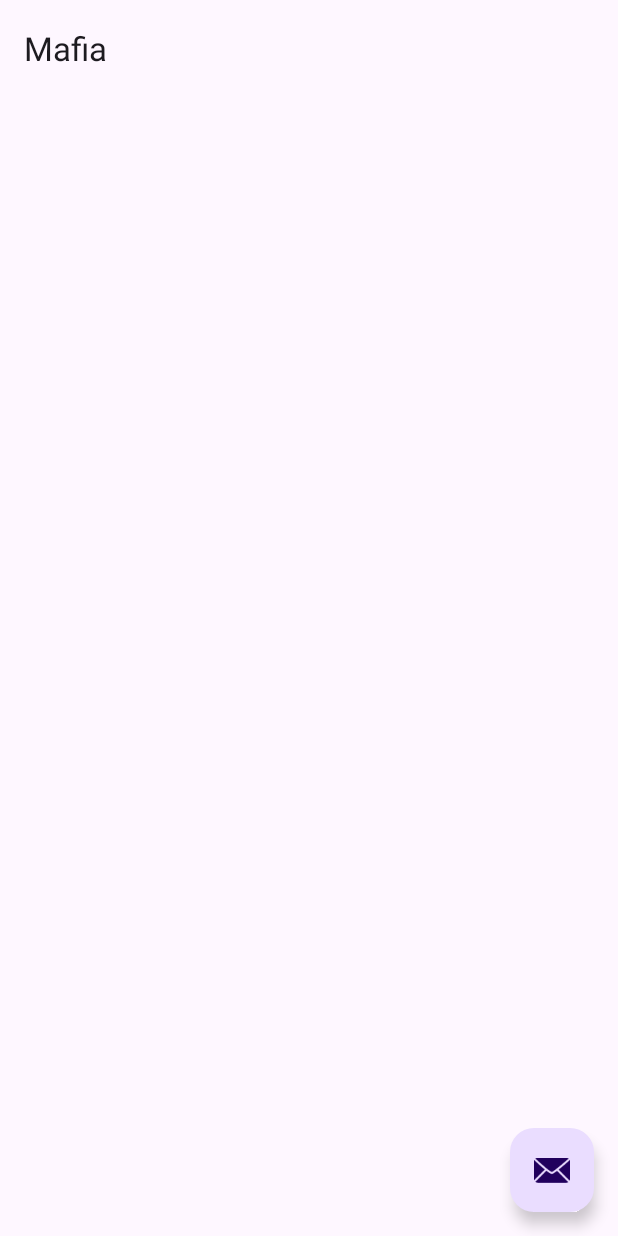
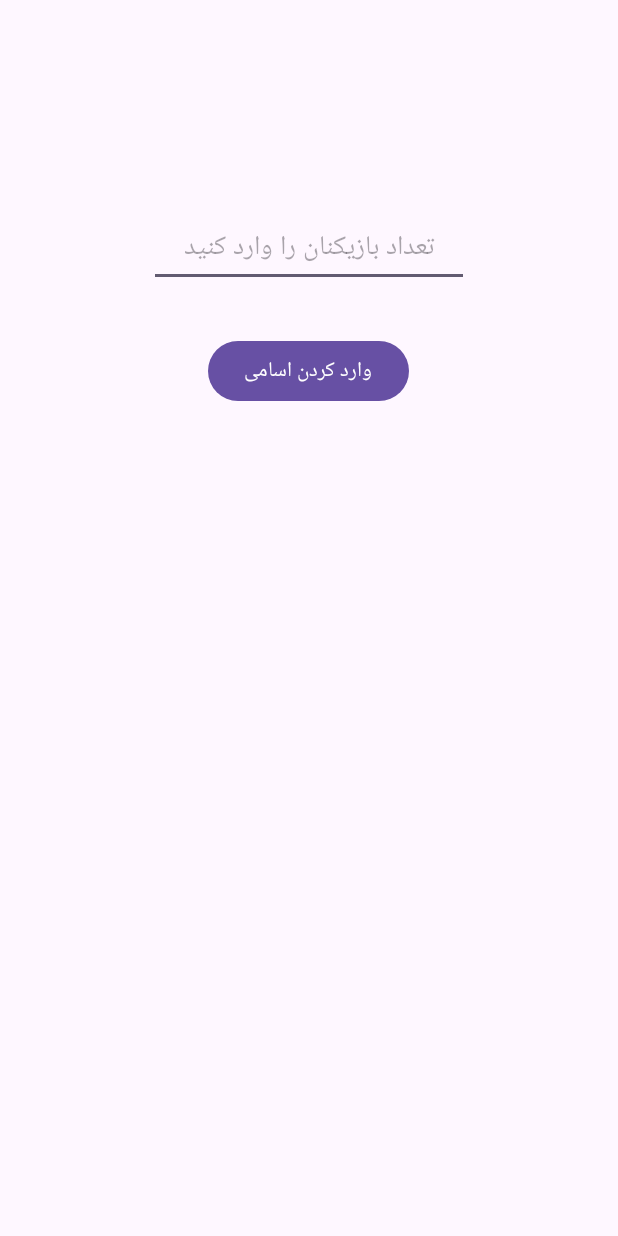
Before and after one commit to mmahdi-farrokhy/Mafia, an Android app: the screen it shows after launch (MainActivity), on a phone screen of 412 x 824 dp. Run offline under Robolectric (Android 15) with nearby library versions, the phone set to English and light mode, and no system bars.

Commit message:
- finished MainActivity - started GamePreparationActivity, but still not completed

```diff
--- a/app/build.gradle.kts
+++ b/app/build.gradle.kts
@@ -8,7 +8,7 @@ android {
 
     defaultConfig {
         applicationId = "mmf.mafia"
-        minSdk = 24
+        minSdk = 30
         targetSdk = 35
         versionCode = 1
         versionName = "1.0"
@@ -38,6 +38,7 @@ dependencies {
     implementation("androidx.constraintlayout:constraintlayout:2.1.4")
     implementation("androidx.navigation:navigation-fragment:2.6.0")
     implementation("androidx.navigation:navigation-ui:2.6.0")
+    implementation("androidx.activity:activity:1.8.0")
     testImplementation("junit:junit:4.13.2")
     androidTestImplementation("androidx.test.ext:junit:1.1.5")
     androidTestImplementation("androidx.test.espresso:espresso-core:3.5.1")
--- a/app/src/main/java/mmf/mafia/MainActivity.java
+++ b/app/src/main/java/mmf/mafia/MainActivity.java
@@ -1,47 +1,56 @@
 package mmf.mafia;
 
+import android.content.Intent;
 import android.os.Bundle;
+import android.view.View;
+import android.widget.Button;
+import android.widget.EditText;
+import android.widget.Toast;
 
-import com.google.android.material.snackbar.Snackbar;
+import androidx.activity.EdgeToEdge;
+import androidx.appcompat.app.AppCompatActivity;
+import androidx.core.graphics.Insets;
+import androidx.core.view.ViewCompat;
+import androidx.core.view.WindowInsetsCompat;
 
-import androidx.appcompat.app.AppCompatActivity;
-
-import android.view.View;
-
-import androidx.navigation.NavController;
-import androidx.navigation.Navigation;
-import androidx.navigation.ui.AppBarConfiguration;
-import androidx.navigation.ui.NavigationUI;
-
-import mmf.mafia.databinding.ActivityMainBinding;
+import mmf.mafia.scenario.ClassicMafia;
 
 public class MainActivity extends AppCompatActivity {
-
-    private AppBarConfiguration appBarConfiguration;
-    private ActivityMainBinding binding;
+    private EditText numPlayersCount;
+    private Button btnStartGame;
 
     @Override
     protected void onCreate(Bundle savedInstanceState) {
         super.onCreate(savedInstanceState);
+        EdgeToEdge.enable(this);
+        setContentView(R.layout.activity_main);
+        ViewCompat.setOnApplyWindowInsetsListener(findViewById(R.id.main), (v, insets) -> {
+            Insets systemBars = insets.getInsets(WindowInsetsCompat.Type.systemBars());
+            v.setPadding(systemBars.left, systemBars.top, systemBars.right, systemBars.bottom);
+            return insets;
+        });
 
-        binding = ActivityMainBinding.inflate(getLayoutInflater());
-        setContentView(binding.getRoot());
-
-        setSupportActionBar(binding.toolbar);
-
-
-        binding.fab.setOnClickListener(new View.OnClickListener() {
-            @Override
-            public void onClick(View view) {
-                Snackbar.make(view, "Replace with your own action", Snackbar.LENGTH_LONG)
-                        .setAnchorView(R.id.fab)
-                        .setAction("Action", null).show();
-            }
-        });
+        this.btnStartGame = findViewById(R.id.btnStartGame);
     }
 
-    @Override
-    public boolean onSupportNavigateUp() {
-        return false;
+    public void startGame(View view) {
+        this.numPlayersCount = findViewById(R.id.numPlayersCount);
+        int playersCount = Integer.parseInt(numPlayersCount.getText().toString());
+        try {
+            Shared.classicMafia = new ClassicMafia(playersCount);
+            // Start SecondActivity
+            Intent intent = new Intent(MainActivity.this, GamePreparationActivity.class);
+            startActivity(intent);
+
+            // If you want MainActivity to be removed from the back stack
+            // so the user can’t return to it with the back button:
+            finish();
+        } catch (IllegalArgumentException ex) {
+            showMessage("تعداد بازیکنان باید بین " + ClassicMafia.MINIMUM_NUMBER_OF_PLAYERS + " و " + ClassicMafia.MAXIMUM_NUMBER_OF_PLAYERS + " باشد");
+        }
+    }
+
+    private void showMessage(String message) {
+        Toast.makeText(getApplicationContext(), message, Toast.LENGTH_SHORT).show();
     }
 }
--- a/app/src/main/java/mmf/mafia/scenario/Player.java
+++ b/app/src/main/java/mmf/mafia/scenario/Player.java
@@ -1,6 +1,8 @@
 package mmf.mafia.scenario;
 
+import mmf.mafia.scenario.roles.Detective;
 import mmf.mafia.scenario.roles.Doctor;
+import mmf.mafia.scenario.roles.Don;
 import mmf.mafia.scenario.roles.Role;
 import mmf.mafia.scenario.roles.SimpleMafia;
 
@@ -13,6 +15,10 @@ public class Player {
     private boolean shouldDefenseToday = false;
     private int secondVotes = 0;
     private int firstVotes = 0;
+
+    public Player(String name) {
+        this.name = name;
+    }
 
     public boolean investigateByDetective() {
         return role instanceof SimpleMafia;
--- a/app/src/main/java/mmf/mafia/scenario/roles/Detective.java
+++ b/app/src/main/java/mmf/mafia/scenario/roles/Detective.java
@@ -10,6 +10,11 @@ public class Detective implements RoleWithAbility {
     }
 
     @Override
+    public void showsLike() {
+
+    }
+
+    @Override
     public boolean useAbility(Player player) {
         return player.investigateByDetective();
     }
--- a/app/src/main/java/mmf/mafia/scenario/roles/Doctor.java
+++ b/app/src/main/java/mmf/mafia/scenario/roles/Doctor.java
@@ -7,6 +7,11 @@ public class Doctor implements RoleWithAbility {
     @Override
     public Side side() {
         return Side.CITY;
+    }
+
+    @Override
+    public void showsLike() {
+
     }
 
     @Override
--- a/app/src/main/java/mmf/mafia/scenario/roles/Don.java
+++ b/app/src/main/java/mmf/mafia/scenario/roles/Don.java
@@ -1,11 +1,17 @@
 package mmf.mafia.scenario.roles;
 
+import mmf.mafia.scenario.Player;
 import mmf.mafia.scenario.Side;
 
 public class Don implements RoleWithAbility {
     @Override
     public Side side() {
         return Side.MAFIA;
+    }
+
+    @Override
+    public void showsLike() {
+
     }
 
     @Override
--- a/app/src/main/java/mmf/mafia/scenario/roles/SimpleCitizen.java
+++ b/app/src/main/java/mmf/mafia/scenario/roles/SimpleCitizen.java
@@ -7,4 +7,9 @@ public class SimpleCitizen implements Role {
     public Side side() {
         return Side.CITY;
     }
+
+    @Override
+    public void showsLike() {
+
+    }
 }
--- a/app/src/main/java/mmf/mafia/scenario/roles/SimpleMafia.java
+++ b/app/src/main/java/mmf/mafia/scenario/roles/SimpleMafia.java
@@ -1,11 +1,17 @@
 package mmf.mafia.scenario.roles;
 
+import mmf.mafia.scenario.Player;
 import mmf.mafia.scenario.Side;
 
 public class SimpleMafia implements RoleWithAbility {
     @Override
     public Side side() {
         return Side.MAFIA;
+    }
+
+    @Override
+    public void showsLike() {
+
     }
 
     @Override
--- a/app/src/main/res/layout/activity_main.xml
+++ b/app/src/main/res/layout/activity_main.xml
@@ -1,32 +1,35 @@
 <?xml version="1.0" encoding="utf-8"?>
-<androidx.coordinatorlayout.widget.CoordinatorLayout xmlns:android="http://schemas.android.com/apk/res/android"
+<androidx.constraintlayout.widget.ConstraintLayout xmlns:android="http://schemas.android.com/apk/res/android"
     xmlns:app="http://schemas.android.com/apk/res-auto"
     xmlns:tools="http://schemas.android.com/tools"
+    android:id="@+id/main"
     android:layout_width="match_parent"
     android:layout_height="match_parent"
-    android:fitsSystemWindows="true"
     tools:context=".MainActivity">
 
-    <com.google.android.material.appbar.AppBarLayout
-        android:layout_width="match_parent"
-        android:layout_height="wrap_content"
-        android:fitsSystemWindows="true">
-
-        <com.google.android.material.appbar.MaterialToolbar
-            android:id="@+id/toolbar"
-            android:layout_width="match_parent"
-            android:layout_height="?attr/actionBarSize" />
-
-    </com.google.android.material.appbar.AppBarLayout>
-
-
-    <com.google.android.material.floatingactionbutton.FloatingActionButton
-        android:id="@+id/fab"
+    <EditText
+        android:id="@+id/numPlayersCount"
         android:layout_width="wrap_content"
         android:layout_height="wrap_content"
-        android:layout_gravity="bottom|end"
-        android:layout_marginEnd="@dimen/fab_margin"
-        android:layout_marginBottom="16dp"
-        app:srcCompat="@android:drawable/ic_dialog_email" />
+        android:layout_marginTop="140dp"
+        android:ems="10"
+        android:hint="تعداد بازیکنان را وارد کنید"
+        android:inputType="number"
+        android:singleLine="true"
+        android:textAlignment="center"
+        app:layout_constraintEnd_toEndOf="parent"
+        app:layout_constraintStart_toStartOf="parent"
+        app:layout_constraintTop_toTopOf="parent" />
 
-</androidx.coordinatorlayout.widget.CoordinatorLayout>
+    <Button
+        android:id="@+id/btnStartGame"
+        android:layout_width="wrap_content"
+        android:layout_height="wrap_content"
+        android:layout_marginTop="32dp"
+        android:onClick="startGame"
+        android:text="وارد کردن اسامی"
+        app:layout_constraintEnd_toEndOf="parent"
+        app:layout_constraintHorizontal_bias="0.498"
+        app:layout_constraintStart_toStartOf="parent"
+        app:layout_constraintTop_toBottomOf="@+id/numPlayersCount" />
+</androidx.constraintlayout.widget.ConstraintLayout>
```
Also changed, not shown: app/src/main/AndroidManifest.xml (+6 -3 lines), app/src/main/java/mmf/mafia/GamePreparationActivity.java (added, +54 -0 lines), app/src/main/java/mmf/mafia/Shared.java (added, +14 -0 lines), app/src/main/java/mmf/mafia/scenario/ClassicMafia.java (+32 -18 lines), app/src/main/res/layout/activity_game_preparation.xml (added, +70 -0 lines).
